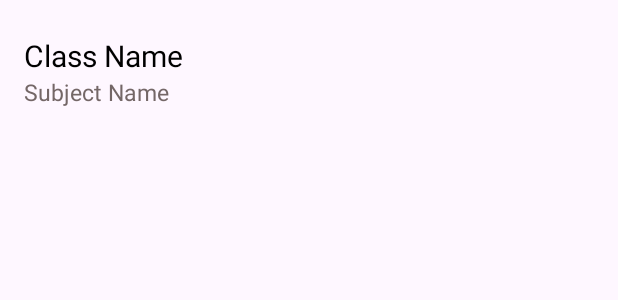
After one commit to arifbaust10/Attandance-App, an Android app: the layout class_item.xml on its own in the app's theme, with its tools: preview values and no code run, on a phone screen of 412 x 824 dp. The commit adds this screen. Shown: the top 300 px of the screen. Run offline under Robolectric (Android 15) with nearby library versions, the phone set to English and light mode, and no system bars.

Commit message:
second commit

```diff
--- a/app/src/main/res/layout/activity_main.xml
+++ b/app/src/main/res/layout/activity_main.xml
@@ -18,4 +18,10 @@
         android:src="@drawable/baseline_add_24"
         />
 
+    <androidx.recyclerview.widget.RecyclerView
+        android:id="@+id/recyclerView"
+        android:layout_width="match_parent"
+        android:layout_height="match_parent"
+        />
+
 </RelativeLayout>
--- a/app/src/main/res/layout/class_dialog.xml
+++ b/app/src/main/res/layout/class_dialog.xml
@@ -37,7 +37,7 @@
             android:id="@+id/subject_edt"
             android:layout_width="match_parent"
             android:layout_height="wrap_content"
-            android:hint="Class Name"
+            android:hint="Subject Name"
             android:layout_margin="8dp" />
 
         <RelativeLayout
--- /dev/null
+++ b/app/src/main/res/layout/class_item.xml
@@ -0,0 +1,32 @@
+<?xml version="1.0" encoding="utf-8"?>
+<RelativeLayout xmlns:android="http://schemas.android.com/apk/res/android"
+    android:layout_width="match_parent"
+    android:layout_height="96dp">
+
+    <LinearLayout
+        android:padding="16dp"
+        android:layout_centerVertical="true"
+        android:layout_width="wrap_content"
+        android:layout_height="wrap_content"
+        android:orientation="vertical">
+
+        <TextView
+            android:id="@+id/class_tv"
+            android:layout_width="wrap_content"
+            android:layout_height="wrap_content"
+            android:text="Class Name"
+            android:textSize="20sp"
+            android:textColor="#000000"
+            />
+        <TextView
+            android:id="@+id/subject_tv"
+            android:layout_width="wrap_content"
+            android:layout_height="wrap_content"
+            android:text="Subject Name"
+            android:textSize="15sp"
+            android:textColor="#746767"
+            />
+
+    </LinearLayout>
+
+</RelativeLayout>
```
Also changed, not shown: app/src/main/java/com/example/attandanceapp/ClassAdapter.java (added, +57 -0 lines), app/src/main/java/com/example/attandanceapp/ClassItem.java (added, +27 -0 lines), app/src/main/java/com/example/attandanceapp/MainActivity.java (+49 -2 lines).
